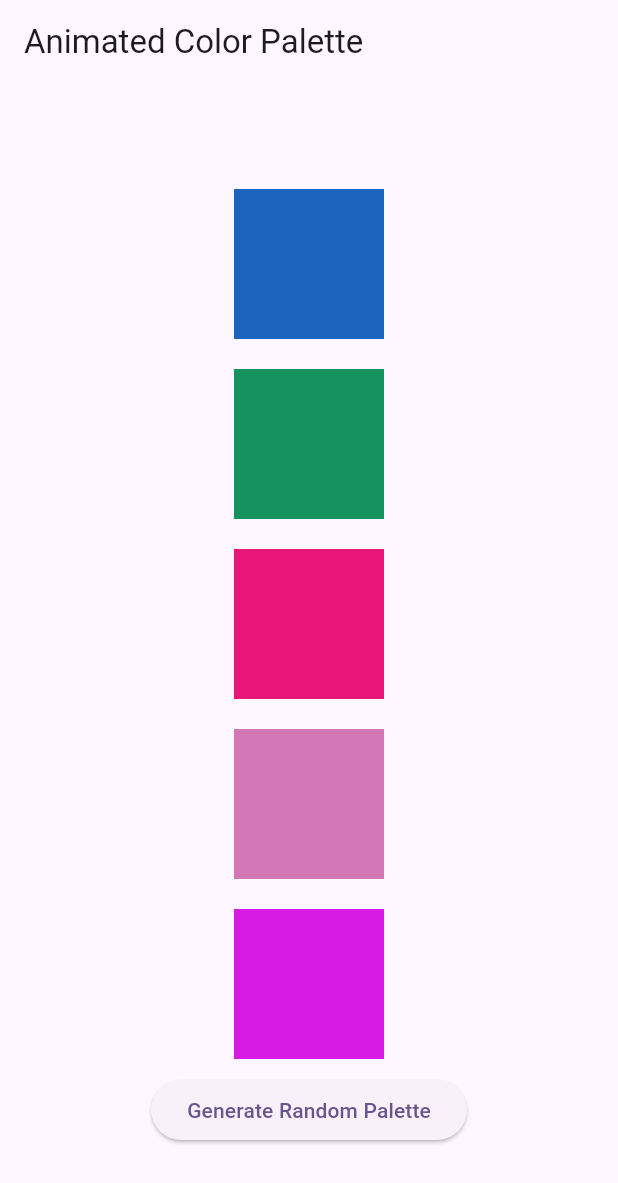
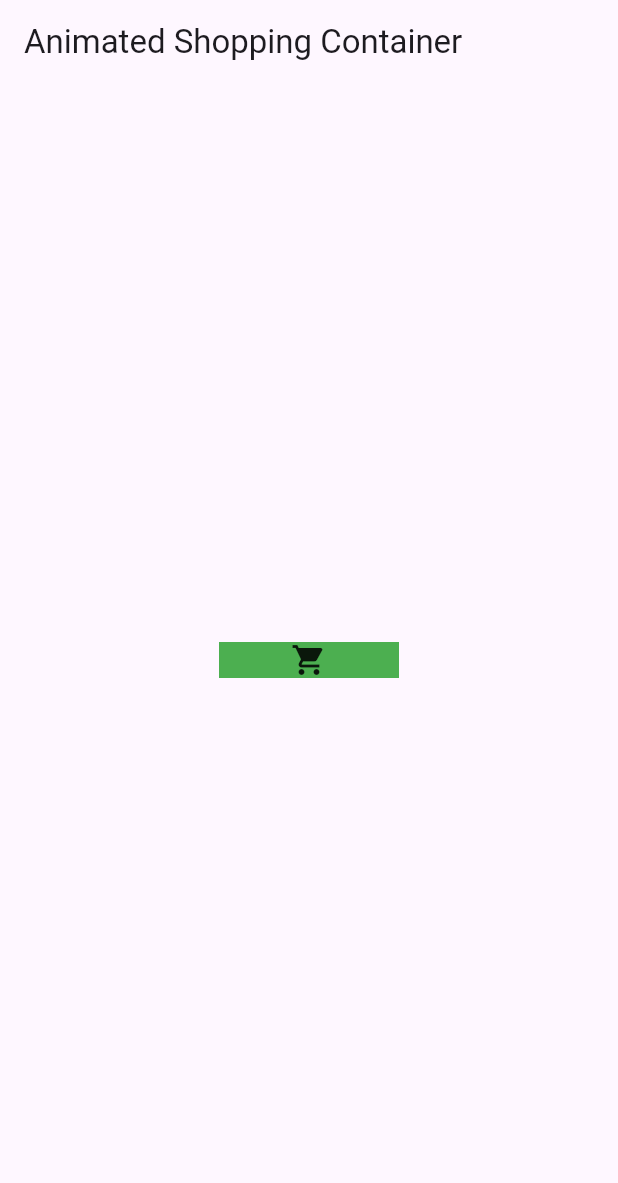
Before and after one commit to Muhammad-Suhaib-Blocship/AnimationPractice, a Flutter app: the screen it shows after launch, on a phone screen of 412 x 824 dp. Shown: the top 1183 px of the screen. Run offline on Flutter 3.47's test engine with Material 3 defaults, Android fonts, the phone set to English and light mode, and no system bars.

Commit message:
animation practice

```diff
--- a/lib/implicit_example/animated_color_pallete.dart
+++ b/lib/implicit_example/animated_color_pallete.dart
@@ -47,6 +47,7 @@ class _AnimatedColorPaletteState extends State<AnimatedColorPalette> {
             for (Color color in currentPalette)
               AnimatedContainer(
                 duration: const Duration(milliseconds: 500),
+                curve: Curves.slowMiddle,
                 height: 100,
                 width: 100,
                 color: color,
--- /dev/null
+++ b/lib/implicit_example/animated_shopping_cart_button.dart
@@ -0,0 +1,45 @@
+import 'package:flutter/material.dart';
+
+class AnimatedShoppingCartButton extends StatefulWidget {
+  const AnimatedShoppingCartButton({super.key});
+
+  @override
+  State<AnimatedShoppingCartButton> createState() =>
+      _AnimatedShoppingCartButtonState();
+}
+
+class _AnimatedShoppingCartButtonState
+    extends State<AnimatedShoppingCartButton> {
+  bool isExpanded = false;
+  @override
+  Widget build(BuildContext context) {
+    return Scaffold(
+      appBar: AppBar(
+        title: const Text("Animated Shopping Container"),
+      ),
+      body: Center(
+        child: InkWell(
+          onTap: () {
+            isExpanded = !isExpanded;
+            setState(() {});
+          },
+          child: AnimatedContainer(
+            duration: const Duration(milliseconds: 500),
+            width: isExpanded ? 200 : 120,
+            decoration:
+                BoxDecoration(color: isExpanded ? Colors.red : Colors.green),
+            child: isExpanded
+                ? const Row(
+                    mainAxisSize: MainAxisSize.min,
+                    children: [
+                      Icon(Icons.question_mark_sharp),
+                      Text("Added To Cart"),
+                    ],
+                  )
+                : const Icon(Icons.shopping_cart),
+          ),
+        ),
+      ),
+    );
+  }
+}
--- a/lib/main.dart
+++ b/lib/main.dart
@@ -1,4 +1,4 @@
-import 'package:animation_practice/implicit_example/animated_color_pallete.dart';
+import 'package:animation_practice/implicit_example/animated_shopping_cart_button.dart';
 import 'package:flutter/material.dart';
 
 void main() {
@@ -18,7 +18,7 @@ class MyApp extends StatelessWidget {
         colorScheme: ColorScheme.fromSeed(seedColor: Colors.deepPurple),
         useMaterial3: true,
       ),
-      home: const AnimatedColorPalette(),
+      home: const AnimatedShoppingCartButton(),
     );
   }
 }
```
